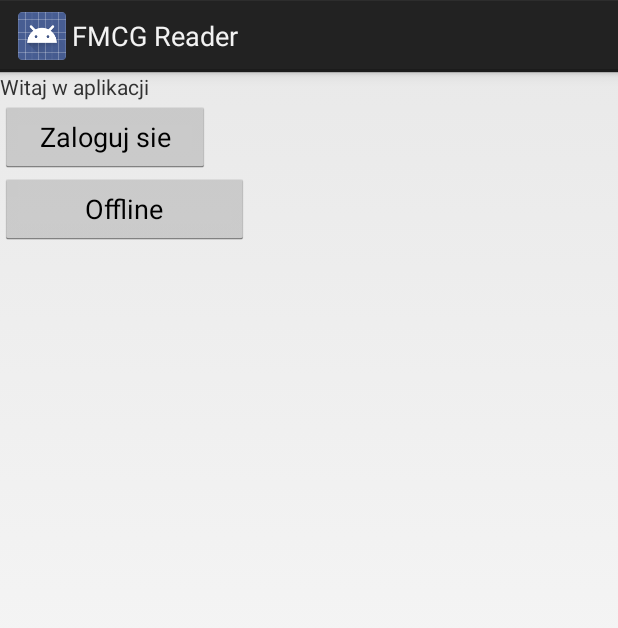
After one commit to szewcu222/FMCG-Reader, an Android app: the layout welcome_activity.xml on its own in the app's theme, with its tools: preview values and no code run, on a phone screen of 412 x 824 dp. The commit adds this screen. Shown: the top 628 px of the screen. Run offline under Robolectric (Android 15) with nearby library versions, the phone set to English and light mode, and no system bars.

Commit message:
Added WelcomeActivity - basic design

```diff
--- /dev/null
+++ b/app/src/main/res/layout/welcome_activity.xml
@@ -0,0 +1,25 @@
+<?xml version="1.0" encoding="utf-8"?>
+<LinearLayout xmlns:android="http://schemas.android.com/apk/res/android"
+    xmlns:tools="http://schemas.android.com/tools"
+    android:orientation="vertical" android:layout_width="match_parent"
+    android:layout_height="match_parent">
+
+    <TextView
+        android:id="@+id/textView"
+        android:layout_width="match_parent"
+        android:layout_height="wrap_content"
+        android:text="TextView"
+        tools:text="Witaj w aplikacji" />
+
+    <Button
+        android:id="@+id/btnLogin"
+        android:layout_width="140dp"
+        android:layout_height="wrap_content"
+        android:text="Zaloguj sie" />
+
+    <Button
+        android:id="@+id/btnOffline"
+        android:layout_width="166dp"
+        android:layout_height="wrap_content"
+        android:text="Offline" />
+</LinearLayout>
--- a/app/src/main/res/values/strings.xml
+++ b/app/src/main/res/values/strings.xml
@@ -99,11 +99,11 @@
     <string name="title_activity_about">About</string>
     <string name="about_prz">Rzeszow University of Technology</string>
     <string name="about_weii">The Faculty of Electrical and Computer Engineering</string>
-    <string name="about_author">Anna Pitera</string>
+    <string name="about_author">Damian Szewc</string>
     <string name="about_subject">The application for contactless identification of objects with NFC chips embedded in mobile devices</string>
     <string name="about_supervisorHeader">Supervisor:</string>
     <string name="about_supervisor">Bartosz Pawłowicz, PhD, Eng.</string>
-    <string name="about_year">Rzeszow 2015</string>
+    <string name="about_year">Rzeszow 2018</string>
 
     <!-- Reads Stat -->
     <string name="reads_stat_default_value">--</string>
```
Also changed, not shown: app/src/main/AndroidManifest.xml (+12 -4 lines), app/src/main/java/com/ap/fmcgr/WebViewActivity.java (+4 -6 lines), app/src/main/java/com/ap/fmcgr/WelcomeActivity.java (added, +44 -0 lines), app/src/main/res/layout/reads_activity.xml (line endings or trailing spaces), 57 other files.
